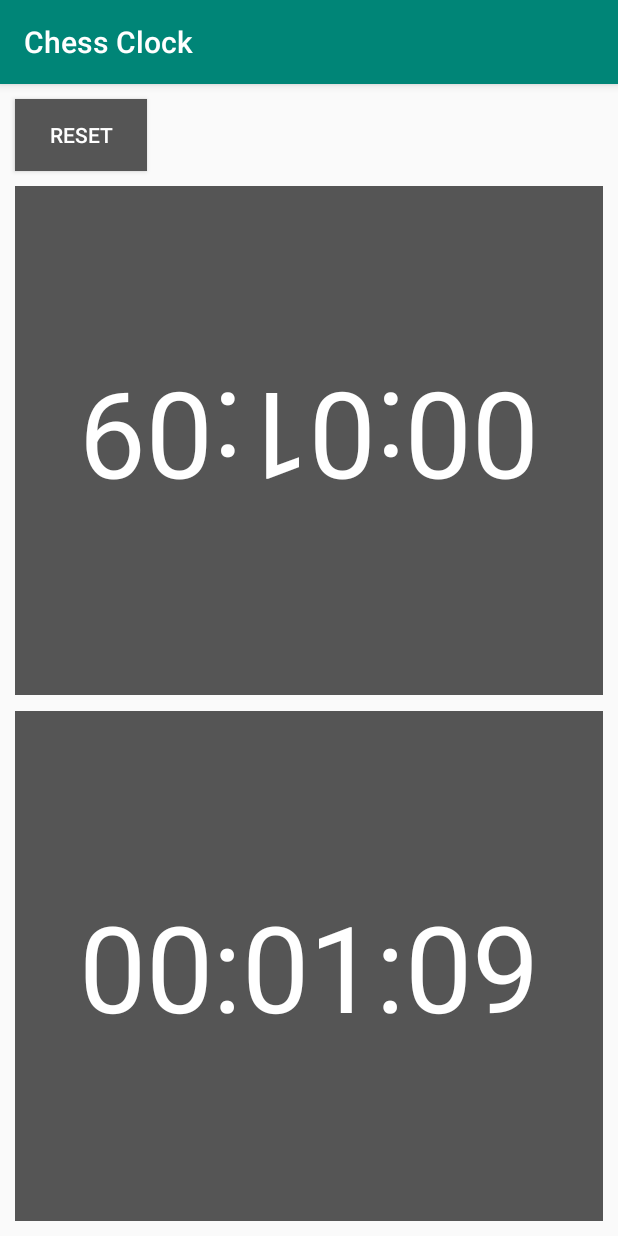
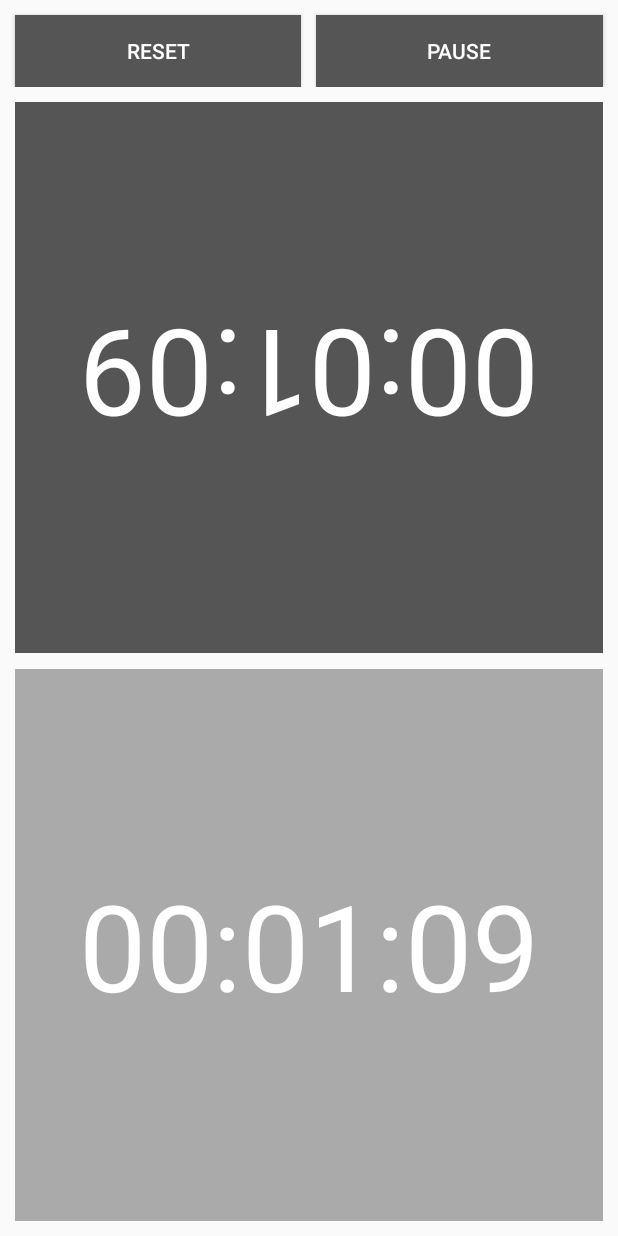
Before and after one commit to ZineddineBtc/ChessClock, an Android app: the screen it shows after launch (MainActivity), after a tap on an icon or button, on a phone screen of 412 x 824 dp. Run offline under Robolectric (Android 15) with nearby library versions, the phone set to English and light mode, and no system bars; 3 other taps on this screen came first.

Commit message:
Pause implemented

```diff
--- a/app/src/main/java/com/example/chessclock/MainActivity.java
+++ b/app/src/main/java/com/example/chessclock/MainActivity.java
@@ -8,20 +8,24 @@ import android.view.View;
 import android.widget.Button;
 import android.widget.LinearLayout;
 import android.widget.TextView;
+import android.widget.Toast;
+
+import java.util.Objects;
 
 public class MainActivity extends AppCompatActivity {
 
-    Button resetButton;
+    Button resetButton, pauseButton;
     LinearLayout whiteLL, blackLL;
     TextView whiteTV, blackTV;
     CountDownTimer whiteTimer, blackTimer;
     long whiteTime=70000, blackTime=70000, whiteTimeLeft, blackTimeLeft;
-    boolean timeStarted;
+    boolean timeStarted, pausedAll, whitePaused, blackPaused;
 
     @Override
     protected void onCreate(Bundle savedInstanceState) {
         super.onCreate(savedInstanceState);
         setContentView(R.layout.activity_main);
+        Objects.requireNonNull(getSupportActionBar()).hide();
         whiteTimeLeft = whiteTime;
         blackTimeLeft = blackTime;
         findViewsByIds();
@@ -29,6 +33,7 @@ public class MainActivity extends AppCompatActivity {
     }
     private void findViewsByIds(){
         resetButton = findViewById(R.id.resetButton);
+        pauseButton = findViewById(R.id.pauseButton);
         whiteLL = findViewById(R.id.whiteLL);
         blackLL = findViewById(R.id.blackLL);
         whiteTV = findViewById(R.id.whiteTV);
@@ -39,6 +44,12 @@ public class MainActivity extends AppCompatActivity {
             @Override
             public void onClick(View v) {
                 reset();
+            }
+        });
+        pauseButton.setOnClickListener(new View.OnClickListener() {
+            @Override
+            public void onClick(View v) {
+                pause();
             }
         });
         whiteLL.setOnClickListener(new View.OnClickListener() {
@@ -75,24 +86,41 @@ public class MainActivity extends AppCompatActivity {
             public void onTick(long millisUntilFinished) {
                 whiteTimeLeft =  millisUntilFinished;
                 whiteTV.setText(getTime((int) (millisUntilFinished/1000)));
+                if(millisUntilFinished<10000)
+                    whiteTV.setTextColor(getColor(R.color.dark_red));
             }
             public void onFinish() {
             }
         }.start();
+        pausedAll = false;
+        blackPaused = true;
+        whitePaused = false;
+        whiteLL.setBackgroundColor(getColor(R.color.dark_grey));
+        blackLL.setBackgroundColor(getColor(R.color.light_grey));
+        pauseButton.setBackgroundColor(getColor(R.color.dark_grey));
     }
     private void blackCounter(){
         blackTimer = new CountDownTimer(blackTimeLeft, 1000) {
             public void onTick(long millisUntilFinished) {
                 blackTimeLeft =  millisUntilFinished;
                 blackTV.setText(getTime((int) (millisUntilFinished/1000)));
+                if(millisUntilFinished<10000)
+                    blackTV.setTextColor(getColor(R.color.dark_red));
             }
             public void onFinish() {
             }
         }.start();
+        pausedAll = false;
+        blackPaused = false;
+        whitePaused = true;
+        blackLL.setBackgroundColor(getColor(R.color.dark_grey));
+        whiteLL.setBackgroundColor(getColor(R.color.light_grey));
+        pauseButton.setBackgroundColor(getColor(R.color.dark_grey));
     }
     private void onClickWhiteTimer(){
         if(!timeStarted) return;
-        whiteTimer.cancel();
+        if(whitePaused && !blackPaused) return;
+        if(whiteTimer!=null) whiteTimer.cancel();
         blackCounter();
     }
     private void onClickBlackTimer() {
@@ -100,7 +128,8 @@ public class MainActivity extends AppCompatActivity {
             whiteCounter();
             timeStarted = true;
         }else{
-            blackTimer.cancel();
+            if(blackPaused && !whitePaused) return;
+            if(blackTimer!=null)blackTimer.cancel();
             whiteCounter();
         }
     }
@@ -109,7 +138,26 @@ public class MainActivity extends AppCompatActivity {
         blackTimer.cancel();
         whiteTimeLeft = whiteTime;
         blackTimeLeft = blackTime;
+        pauseButton.setBackgroundColor(getColor(R.color.light_grey));
         setUI();
         timeStarted = false;
     }
+    private void pause(){
+        if(pausedAll) return;
+        if(blackPaused && !whitePaused && (whiteTimer!=null)){
+            whiteTimer.cancel();
+            whitePaused = true;
+            blackPaused = false;
+            blackLL.setBackgroundColor(getColor(R.color.dark_grey));
+            whiteLL.setBackgroundColor(getColor(R.color.light_grey));
+        }else if(!blackPaused && whitePaused && (whiteTimer!=null)){
+            blackTimer.cancel();
+            blackPaused = true;
+            whitePaused = false;
+            whiteLL.setBackgroundColor(getColor(R.color.dark_grey));
+            blackLL.setBackgroundColor(getColor(R.color.light_grey));
+        }
+        pausedAll = true;
+        pauseButton.setBackgroundColor(getColor(R.color.light_grey));
+    }
 }
--- a/app/src/main/res/layout/activity_main.xml
+++ b/app/src/main/res/layout/activity_main.xml
@@ -6,27 +6,44 @@
     android:layout_height="match_parent"
     tools:context=".MainActivity"
     android:orientation="vertical">
+    <LinearLayout
+        android:id="@+id/buttonsLL"
+        android:layout_width="match_parent"
+        android:layout_height="wrap_content"
+        android:orientation="horizontal">
         <Button
             android:id="@+id/resetButton"
-        android:layout_width="wrap_content"
+            android:layout_width="0dp"
+            android:layout_weight="0.5"
             android:layout_height="wrap_content"
             android:background="#555555"
-        android:text="RESET"
+            android:text="@string/reset"
             android:textColor="#ffffff"
             android:layout_marginTop="10dp"
             android:layout_marginStart="10dp"
             android:layout_marginEnd="10dp"/>
+        <Button
+            android:id="@+id/pauseButton"
+            android:layout_width="0dp"
+            android:layout_weight="0.5"
+            android:layout_height="wrap_content"
+            android:background="@color/light_grey"
+            android:text="@string/pause"
+            android:textColor="#ffffff"
+            android:layout_marginTop="10dp"
+            android:layout_marginEnd="10dp"/>
+    </LinearLayout>
     <LinearLayout
         android:layout_width="match_parent"
         android:layout_height="match_parent"
-        android:layout_below="@id/resetButton"
+        android:layout_below="@id/buttonsLL"
         android:orientation="vertical">
         <LinearLayout
             android:id="@+id/blackLL"
             android:layout_width="match_parent"
             android:layout_height="0dp"
             android:layout_weight="0.5"
-            android:background="#555555"
+            android:background="@color/dark_grey"
             android:layout_marginBottom="5dp"
             android:layout_marginTop="10dp"
             android:layout_marginStart="10dp"
@@ -46,7 +63,7 @@
             android:layout_width="match_parent"
             android:layout_height="0dp"
             android:layout_weight="0.5"
-            android:background="#555555"
+            android:background="@color/light_grey"
             android:layout_marginTop="5dp"
             android:layout_marginStart="10dp"
             android:layout_marginEnd="10dp"
--- a/app/src/main/res/values/colors.xml
+++ b/app/src/main/res/values/colors.xml
@@ -3,4 +3,7 @@
     <color name="colorPrimary">#008577</color>
     <color name="colorPrimaryDark">#00574B</color>
     <color name="colorAccent">#D81B60</color>
+    <color name="dark_grey">#555555</color>
+    <color name="light_grey">#AAAAAA</color>
+    <color name="dark_red">#AA0000</color>
 </resources>
--- a/app/src/main/res/values/strings.xml
+++ b/app/src/main/res/values/strings.xml
@@ -1,3 +1,5 @@
 <resources>
     <string name="app_name">Chess Clock</string>
+    <string name="reset">Reset</string>
+    <string name="pause">Pause</string>
 </resources>
```
Lines whose indentation alone changed are shown as unchanged.
